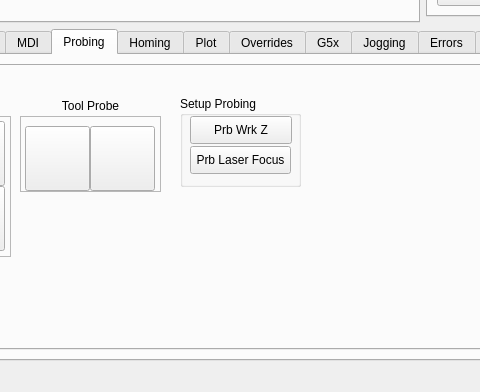
Qt form configs/my_LinuxCNC_router/flex.ui (travis-farmer/linuxcnc) before a commit; both pictures show x 186 to 666 and y 529 to 921 of the 1127 by 921 pixel window.
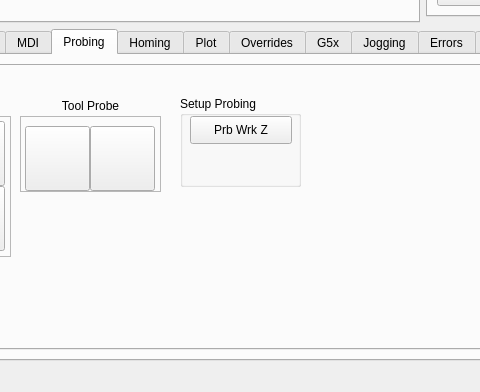
The same form after that commit. The open tabs and pages were chosen to show the change. Icons and pictures are not drawn.

Patch:
```diff
--- a/configs/my_LinuxCNC_router/flex.ui
+++ b/configs/my_LinuxCNC_router/flex.ui
@@ -1272,28 +1272,6 @@
               <string>o&lt;zero-work&gt; call</string>
              </property>
             </widget>
-            <widget class="QPushButton" name="probe_LsrFoc">
-             <property name="geometry">
-              <rect>
-               <x>10</x>
-               <y>50</y>
-               <width>101</width>
-               <height>28</height>
-              </rect>
-             </property>
-             <property name="toolTip">
-              <string>Probe for material Z height for laser focus</string>
-             </property>
-             <property name="text">
-              <string>Prb Laser Focus</string>
-             </property>
-             <property name="function" stdset="0">
-              <string>mdi</string>
-             </property>
-             <property name="command" stdset="0">
-              <string>o&lt;laser-focus&gt; call</string>
-             </property>
-            </widget>
            </widget>
           </widget>
           <widget class="QWidget" name="Edge">
```
Left out of the diff: 2 changed lines with no effect on the pictures.
